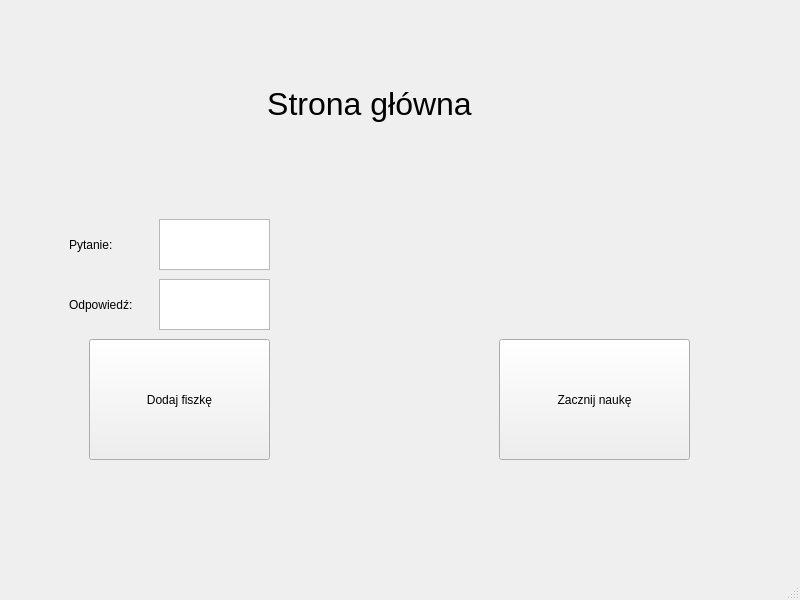
Old version of the form src/qt_ui/mainwindow.ui in the repository Michalmo12345/FlashcardQTApp.
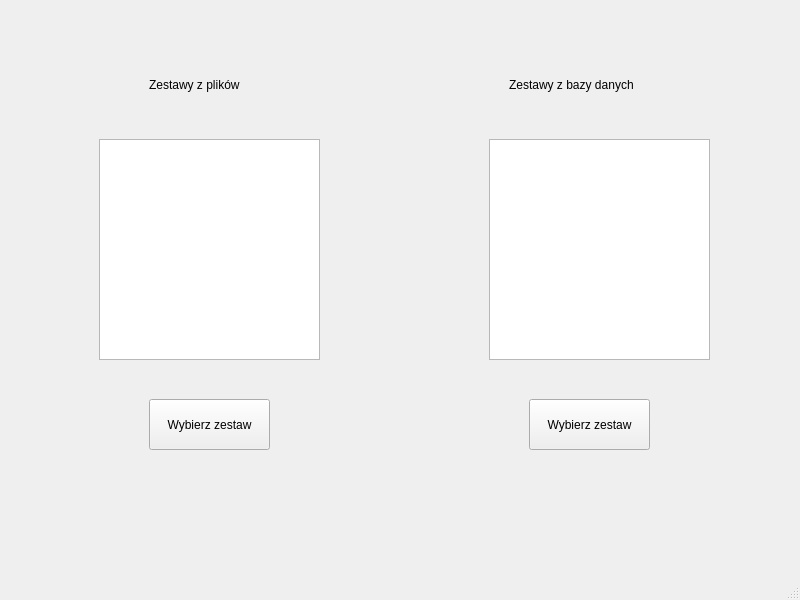
New version of the form. The open tabs and pages were chosen to show the change.

```diff
--- a/src/qt_ui/mainwindow.ui
+++ b/src/qt_ui/mainwindow.ui
@@ -15,7 +15,7 @@
   </property>
   <widget class="QWidget" name="centralwidget">
    <layout class="QGridLayout" name="gridLayout">
-    <item row="0" column="1">
+    <item row="0" column="0">
      <widget class="QStackedWidget" name="baseStack">
       <property name="currentIndex">
        <number>2</number>
@@ -55,6 +55,80 @@
        </widget>
       </widget>
       <widget class="QWidget" name="page_2">
+       <widget class="QListWidget" name="fileSetsList">
+        <property name="geometry">
+         <rect>
+          <x>90</x>
+          <y>130</y>
+          <width>221</width>
+          <height>221</height>
+         </rect>
+        </property>
+       </widget>
+       <widget class="QListWidget" name="dbSetsList">
+        <property name="geometry">
+         <rect>
+          <x>480</x>
+          <y>130</y>
+          <width>221</width>
+          <height>221</height>
+         </rect>
+        </property>
+       </widget>
+       <widget class="QLabel" name="label_6">
+        <property name="geometry">
+         <rect>
+          <x>140</x>
+          <y>50</y>
+          <width>121</width>
+          <height>51</height>
+         </rect>
+        </property>
+        <property name="text">
+         <string>Zestawy z plików</string>
+        </property>
+       </widget>
+       <widget class="QLabel" name="label_7">
+        <property name="geometry">
+         <rect>
+          <x>500</x>
+          <y>50</y>
+          <width>171</width>
+          <height>51</height>
+         </rect>
+        </property>
+        <property name="text">
+         <string>Zestawy z bazy danych</string>
+        </property>
+       </widget>
+       <widget class="QPushButton" name="fileCardButton">
+        <property name="geometry">
+         <rect>
+          <x>140</x>
+          <y>390</y>
+          <width>121</width>
+          <height>51</height>
+         </rect>
+        </property>
+        <property name="text">
+         <string>Wybierz zestaw</string>
+        </property>
+       </widget>
+       <widget class="QPushButton" name="dbCardButton">
+        <property name="geometry">
+         <rect>
+          <x>520</x>
+          <y>390</y>
+          <width>121</width>
+          <height>51</height>
+         </rect>
+        </property>
+        <property name="text">
+         <string>Wybierz zestaw</string>
+        </property>
+       </widget>
+      </widget>
+      <widget class="QWidget" name="page_4">
        <widget class="QPushButton" name="pushAddFlashcard">
         <property name="geometry">
          <rect>
```
Left out of the diff: 75 changed lines with no effect on the pictures.
